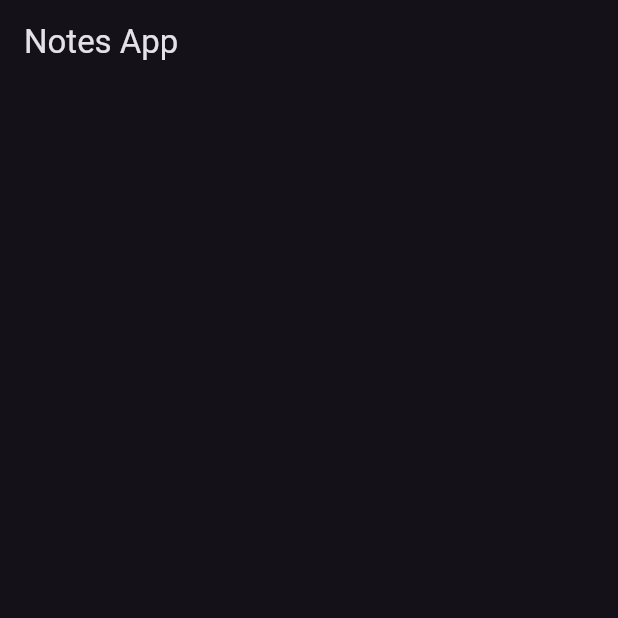
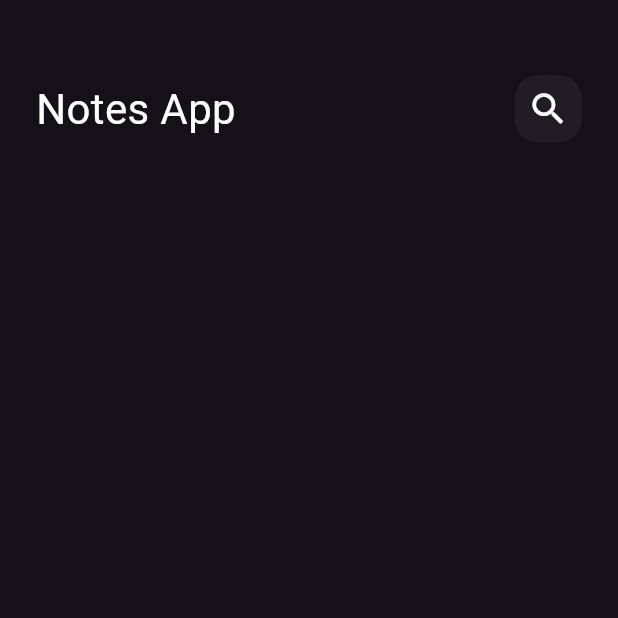
Before and after one commit to Shehta2000/notes_app, a Flutter app: the screen it shows after launch, on a phone screen of 412 x 824 dp, the top half of it. Run offline on Flutter 3.47's test engine with Material 3 defaults, Android fonts, the phone set to English and light mode, and no system bars.

Commit message:
Makes Appbar and Icon

```diff
--- a/lib/views/notes_view.dart
+++ b/lib/views/notes_view.dart
@@ -1,16 +1,13 @@
 import 'package:flutter/material.dart';
+import 'package:notes_app/views/widgets/notes_view_body.dart';
 
 class NotesView extends StatelessWidget {
   const NotesView({super.key});
 
   @override
   Widget build(BuildContext context) {
-    return Scaffold(
-      appBar: AppBar(
-        title: Text(
-          'Notes App',
-        ),
-      ),
+    return const Scaffold(
+      body: NotesViewBody(),
     );
   }
 }
--- /dev/null
+++ b/lib/views/widgets/custom_app_bar.dart
@@ -0,0 +1,20 @@
+import 'package:flutter/material.dart';
+import 'package:notes_app/views/widgets/custom_search_icon.dart';
+
+class CustomAppBar extends StatelessWidget {
+  const CustomAppBar({super.key});
+
+  @override
+  Widget build(BuildContext context) {
+    return const Row(
+      children: [
+        Text(
+          'Notes App',
+          style: TextStyle(color: Colors.white, fontSize: 28),
+        ),
+        Spacer(),
+        CustomSearchIcon(),
+      ],
+    );
+  }
+}
--- /dev/null
+++ b/lib/views/widgets/custom_search_icon.dart
@@ -0,0 +1,23 @@
+import 'package:flutter/material.dart';
+
+class CustomSearchIcon extends StatelessWidget {
+  const CustomSearchIcon({super.key});
+
+  @override
+  Widget build(BuildContext context) {
+    return Container(
+      height: 45,
+      width: 45,
+      decoration: BoxDecoration(
+          color: Colors.white.withOpacity(0.05),
+          borderRadius: BorderRadius.circular(16)),
+      child: Center(
+        child: Icon(
+          Icons.search,
+          size: 28,
+          color: Colors.white,
+        ),
+      ),
+    );
+  }
+}
--- /dev/null
+++ b/lib/views/widgets/notes_view_body.dart
@@ -0,0 +1,21 @@
+import 'package:flutter/material.dart';
+import 'package:notes_app/views/widgets/custom_app_bar.dart';
+
+class NotesViewBody extends StatelessWidget {
+  const NotesViewBody({super.key});
+
+  @override
+  Widget build(BuildContext context) {
+    return const Padding(
+      padding: EdgeInsets.symmetric(horizontal: 24),
+      child: Column(
+        children: const [
+          SizedBox(
+            height: 50,
+          ),
+          CustomAppBar()
+        ],
+      ),
+    );
+  }
+}
```
